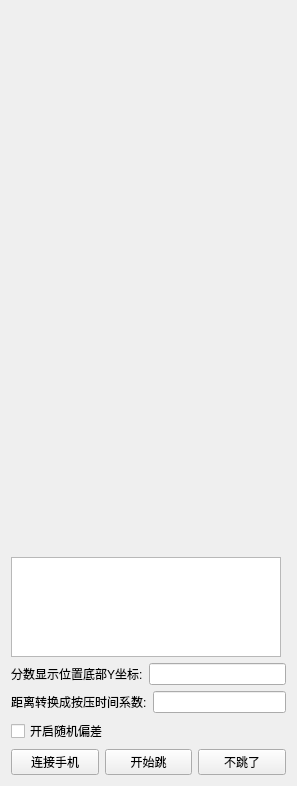
dengxinggao/OpencvQtTiaoyiTiaoHelp, file mainwindow.ui: the form before one commit.
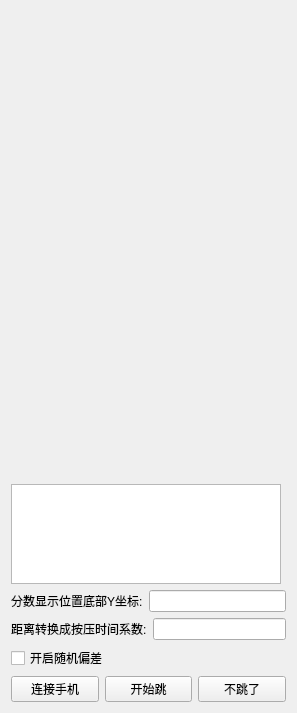
The form after the commit. Icons and pictures are not drawn.

The edit to the form file:
```diff
--- a/mainwindow.ui
+++ b/mainwindow.ui
@@ -7,9 +7,15 @@
     <x>0</x>
     <y>0</y>
     <width>297</width>
-    <height>773</height>
+    <height>713</height>
    </rect>
   </property>
+  <property name="maximumSize">
+   <size>
+    <width>297</width>
+    <height>713</height>
+   </size>
+  </property>
   <property name="windowTitle">
    <string>MainWindow</string>
   </property>
@@ -19,14 +25,14 @@
      <widget class="QLabel" name="label">
       <property name="minimumSize">
        <size>
-        <width>270</width>
-        <height>540</height>
+        <width>90</width>
+        <height>160</height>
        </size>
       </property>
       <property name="maximumSize">
        <size>
         <width>270</width>
-        <height>540</height>
+        <height>480</height>
        </size>
       </property>
       <property name="text">
```
Left out of the diff: 2 changed lines with no effect on the pictures.
